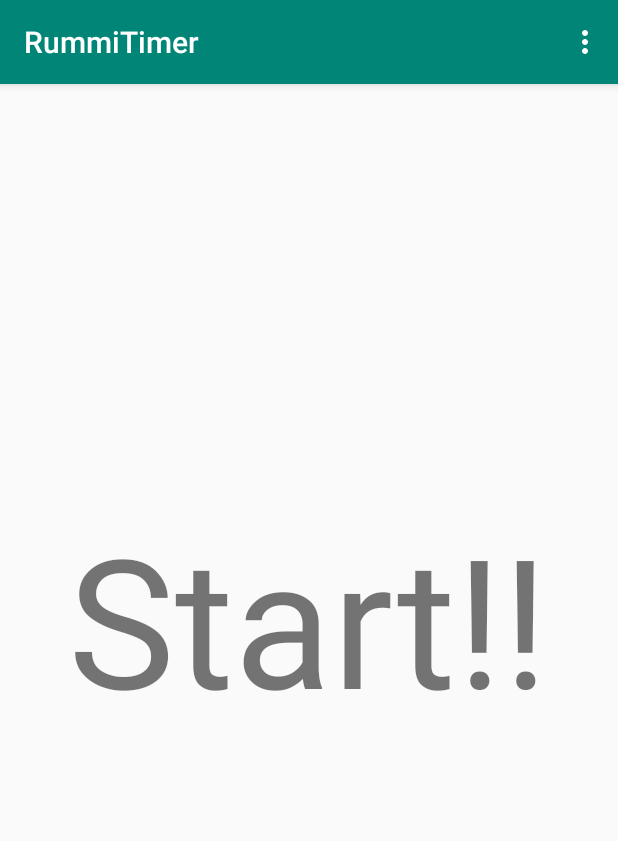
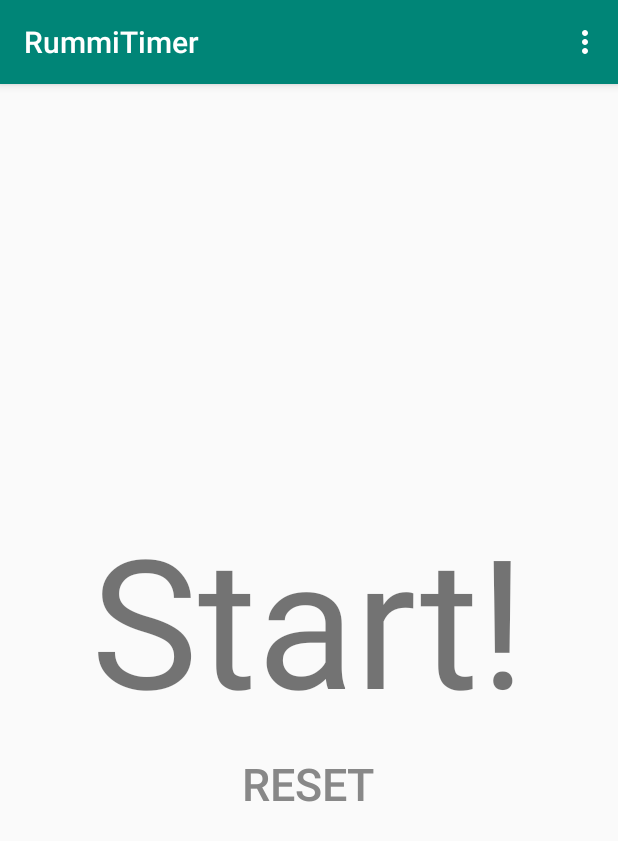
Before and after one commit to keigo-amai/RummiTimer, an Android app: the screen it shows after launch (MainActivity), on a phone screen of 412 x 824 dp. Shown: the top 841 px of the screen. Run offline under Robolectric (Android 15) with nearby library versions, the phone set to English and light mode, and no system bars; 3 statements that could not run were skipped.

Commit message:
リセットボタンをつけた

```diff
--- a/app/src/main/java/com/amadroid/rammytimer/controllers/MainActivity.kt
+++ b/app/src/main/java/com/amadroid/rammytimer/controllers/MainActivity.kt
@@ -15,6 +15,10 @@ class MainActivity : AppCompatActivity() {
         super.onCreate(savedInstanceState)
         setContentView(R.layout.activity_main)
         setSupportActionBar(toolbar)
+
+        resetButton.setOnClickListener { _ ->
+            counterView.resetCountDown()
+        }
     }
 
     override fun onStart() {
--- a/app/src/main/java/com/amadroid/rammytimer/view/CounterView.kt
+++ b/app/src/main/java/com/amadroid/rammytimer/view/CounterView.kt
@@ -73,7 +73,7 @@ class CounterView: FrameLayout {
     internal fun resetCountDown() {
         stopCountDown()
         time = Setting.getPeriod(context!!)
-        counterText.text = "Start!!"
+        counterText.text = "Start!"
     }
 
     internal fun stopCountDown() {
--- a/app/src/main/res/layout/activity_main.xml
+++ b/app/src/main/res/layout/activity_main.xml
@@ -20,9 +20,27 @@
 
     </android.support.design.widget.AppBarLayout>
 
-    <com.amadroid.rammytimer.view.CounterView
-        android:id="@+id/counterView"
+    <RelativeLayout
         android:layout_width="match_parent"
-        android:layout_height="match_parent" />
+        android:layout_height="match_parent">
+
+        <com.amadroid.rammytimer.view.CounterView
+            android:id="@+id/counterView"
+            android:layout_width="wrap_content"
+            android:layout_height="wrap_content"
+            android:layout_centerInParent="true"/>
+
+        <Button
+            android:id="@+id/resetButton"
+            style="@style/Widget.AppCompat.Button.Borderless"
+            android:layout_width="wrap_content"
+            android:layout_height="wrap_content"
+            android:text="reset"
+            android:textSize="30sp"
+            android:textColor="#888888"
+            android:layout_centerHorizontal="true"
+            android:layout_below="@id/counterView"/>
+
+    </RelativeLayout>
 
 </android.support.design.widget.CoordinatorLayout>
```
